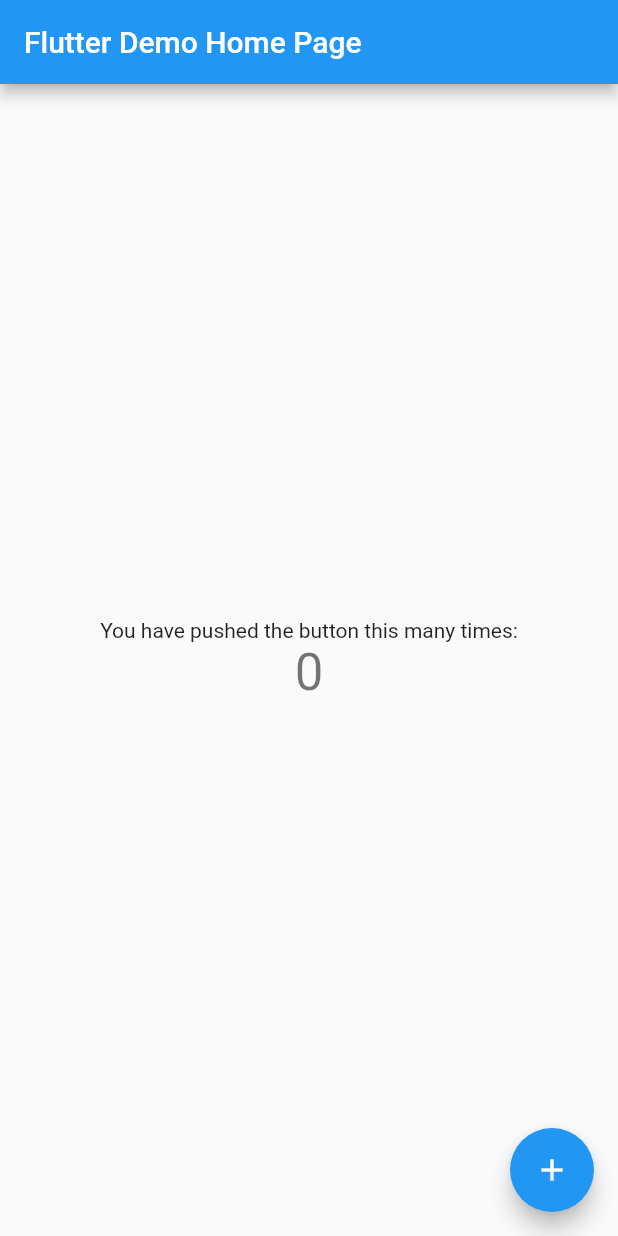
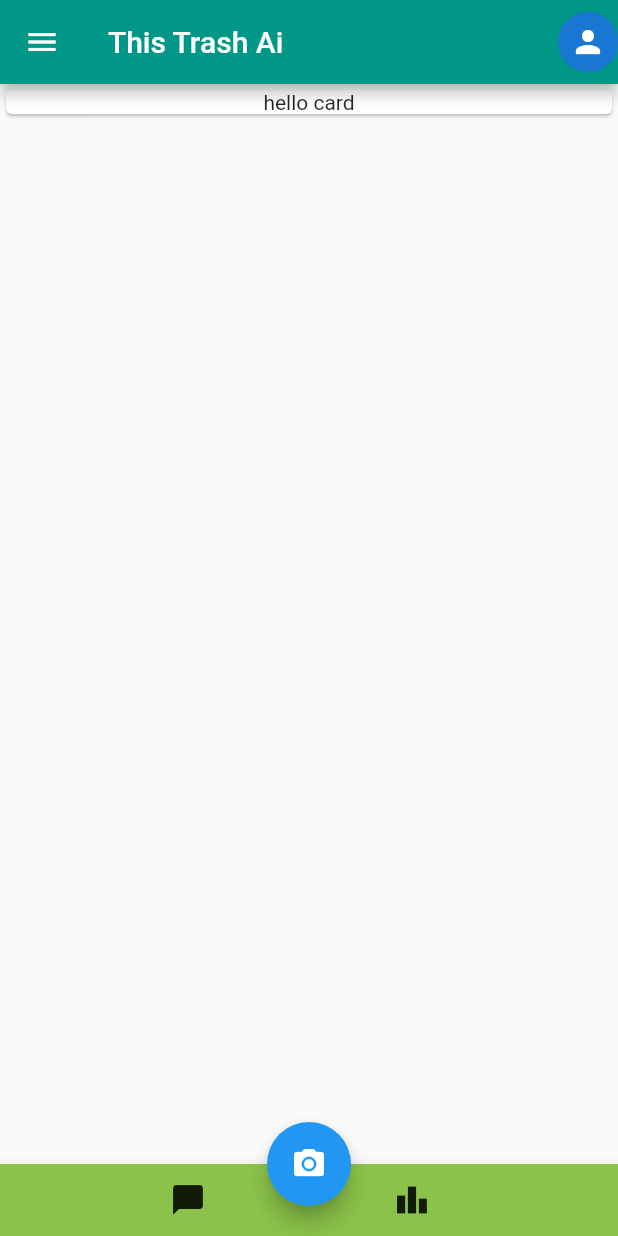
Before and after one commit to rickNrip/thistrashai, a Flutter app: the screen it shows after launch, on a phone screen of 412 x 824 dp. Run offline on Flutter 3.47's test engine with Material 2 defaults, Android fonts, the phone set to English and light mode, and no system bars.

Commit message:
Show trash card on homepage

```diff
--- /dev/null
+++ b/lib/Pages/home.dart
@@ -0,0 +1,47 @@
+import 'package:flutter/material.dart';
+import 'package:thistrashai/Pages/imageShow.dart';
+
+class MyHomePage extends StatefulWidget {
+  const MyHomePage({super.key, required this.title});
+
+  final String title;
+
+  @override
+  State<MyHomePage> createState() => _MyHomePageState();
+}
+
+class _MyHomePageState extends State<MyHomePage> {
+  @override
+  Widget build(BuildContext context) {
+    return Scaffold(
+      appBar: AppBar(
+        backgroundColor: Colors.teal,
+        title: Text(widget.title),
+        actions: [
+          CircleAvatar(
+            child: Icon(Icons.person),
+          )
+        ],
+      ),
+      body: ListView(
+        children: [ImageData()],
+      ),
+      floatingActionButtonLocation: FloatingActionButtonLocation.centerDocked,
+      floatingActionButton: FloatingActionButton(
+        child: Icon(Icons.camera_alt),
+        onPressed: () {},
+      ),
+      bottomNavigationBar: BottomAppBar(
+        color: Colors.lightGreen,
+        child: Row(
+          mainAxisAlignment: MainAxisAlignment.spaceEvenly,
+          children: [
+            Icon(Icons.chat_bubble),
+            IconButton(onPressed: (() {}), icon: Icon(Icons.leaderboard))
+          ],
+        ),
+      ),
+      drawer: Drawer(),
+    );
+  }
+}
--- /dev/null
+++ b/lib/Pages/imageShow.dart
@@ -0,0 +1,21 @@
+import 'package:flutter/material.dart';
+import 'package:flutter/src/widgets/container.dart';
+import 'package:flutter/src/widgets/framework.dart';
+
+class ImageData extends StatefulWidget {
+  const ImageData({super.key});
+
+  @override
+  State<ImageData> createState() => _ImageDataState();
+}
+
+class _ImageDataState extends State<ImageData> {
+  @override
+  Widget build(BuildContext context) {
+    return Card(
+      child: Column(
+        children: [Text('hello card')],
+      ),
+    );
+  }
+}
--- a/lib/main.dart
+++ b/lib/main.dart
@@ -1,4 +1,6 @@
 import 'package:flutter/material.dart';
+
+import 'Pages/home.dart';
 
 void main() {
   runApp(const MyApp());
@@ -7,109 +9,14 @@ void main() {
 class MyApp extends StatelessWidget {
   const MyApp({super.key});
 
-  // This widget is the root of your application.
   @override
   Widget build(BuildContext context) {
     return MaterialApp(
       title: 'Flutter Demo',
       theme: ThemeData(
-        // This is the theme of your application.
-        //
-        // Try running your application with "flutter run". You'll see the
-        // application has a blue toolbar. Then, without quitting the app, try
-        // changing the primarySwatch below to Colors.green and then invoke
-        // "hot reload" (press "r" in the console where you ran "flutter run",
-        // or simply save your changes to "hot reload" in a Flutter IDE).
-        // Notice that the counter didn't reset back to zero; the application
-        // is not restarted.
         primarySwatch: Colors.blue,
       ),
-      home: const MyHomePage(title: 'Flutter Demo Home Page'),
+      home: const MyHomePage(title: 'This Trash Ai'),
     );
   }
 }
-
-class MyHomePage extends StatefulWidget {
-  const MyHomePage({super.key, required this.title});
-
-  // This widget is the home page of your application. It is stateful, meaning
-  // that it has a State object (defined below) that contains fields that affect
-  // how it looks.
-
-  // This class is the configuration for the state. It holds the values (in this
-  // case the title) provided by the parent (in this case the App widget) and
-  // used by the build method of the State. Fields in a Widget subclass are
-  // always marked "final".
-
-  final String title;
-
-  @override
-  State<MyHomePage> createState() => _MyHomePageState();
-}
-
-class _MyHomePageState extends State<MyHomePage> {
-  int _counter = 0;
-
-  void _incrementCounter() {
-    setState(() {
-      // This call to setState tells the Flutter framework that something has
-      // changed in this State, which causes it to rerun the build method below
-      // so that the display can reflect the updated values. If we changed
-      // _counter without calling setState(), then the build method would not be
-      // called again, and so nothing would appear to happen.
-      _counter++;
-    });
-  }
-
-  @override
-  Widget build(BuildContext context) {
-    // This method is rerun every time setState is called, for instance as done
-    // by the _incrementCounter method above.
-    //
-    // The Flutter framework has been optimized to make rerunning build methods
-    // fast, so that you can just rebuild anything that needs updating rather
-    // than having to individually change instances of widgets.
-    return Scaffold(
-      appBar: AppBar(
-        // Here we take the value from the MyHomePage object that was created by
-        // the App.build method, and use it to set our appbar title.
-        title: Text(widget.title),
-      ),
-      body: Center(
-        // Center is a layout widget. It takes a single child and positions it
-        // in the middle of the parent.
-        child: Column(
-          // Column is also a layout widget. It takes a list of children and
-          // arranges them vertically. By default, it sizes itself to fit its
-          // children horizontally, and tries to be as tall as its parent.
-          //
-          // Invoke "debug painting" (press "p" in the console, choose the
-          // "Toggle Debug Paint" action from the Flutter Inspector in Android
-          // Studio, or the "Toggle Debug Paint" command in Visual Studio Code)
-          // to see the wireframe for each widget.
-          //
-          // Column has various properties to control how it sizes itself and
-          // how it positions its children. Here we use mainAxisAlignment to
-          // center the children vertically; the main axis here is the vertical
-          // axis because Columns are vertical (the cross axis would be
-          // horizontal).
-          mainAxisAlignment: MainAxisAlignment.center,
-          children: <Widget>[
-            const Text(
-              'You have pushed the button this many times:',
-            ),
-            Text(
-              '$_counter',
-              style: Theme.of(context).textTheme.headline4,
-            ),
-          ],
-        ),
-      ),
-      floatingActionButton: FloatingActionButton(
-        onPressed: _incrementCounter,
-        tooltip: 'Increment',
-        child: const Icon(Icons.add),
-      ), // This trailing comma makes auto-formatting nicer for build methods.
-    );
-  }
-}
```
